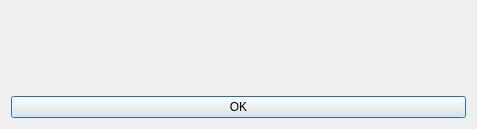
Before: the Qt Designer form UIFiles/messageDlg.ui in ShubhamMandavkar/TYLiveProjectt-StockAutomationSystem, drawn with Qt 5.
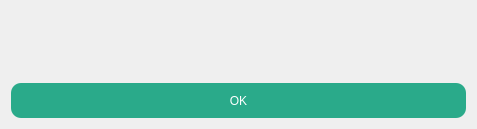
After: the same form once the commit is applied.

Patch:
```diff
--- a/UIFiles/messageDlg.ui
+++ b/UIFiles/messageDlg.ui
@@ -25,6 +25,9 @@
      <property name="text">
       <string/>
      </property>
+     <property name="alignment">
+      <set>Qt::AlignCenter</set>
+     </property>
      <property name="wordWrap">
       <bool>true</bool>
      </property>
@@ -32,6 +35,25 @@
    </item>
    <item>
     <widget class="QPushButton" name="btnOk">
+     <property name="minimumSize">
+      <size>
+       <width>0</width>
+       <height>35</height>
+      </size>
+     </property>
+     <property name="styleSheet">
+      <string notr="true">QPushButton{
+	background-color: #2AAA8A;
+	color: rgb(255, 255, 255);
+	border-radius : 10px;
+	padding: 5px;	
+}
+
+QPushButton:hover{
+	background-color: rgb(46, 186, 151);
+	color: rgb(0, 0, 0);
+}</string>
+     </property>
      <property name="text">
       <string>OK</string>
      </property>
```
